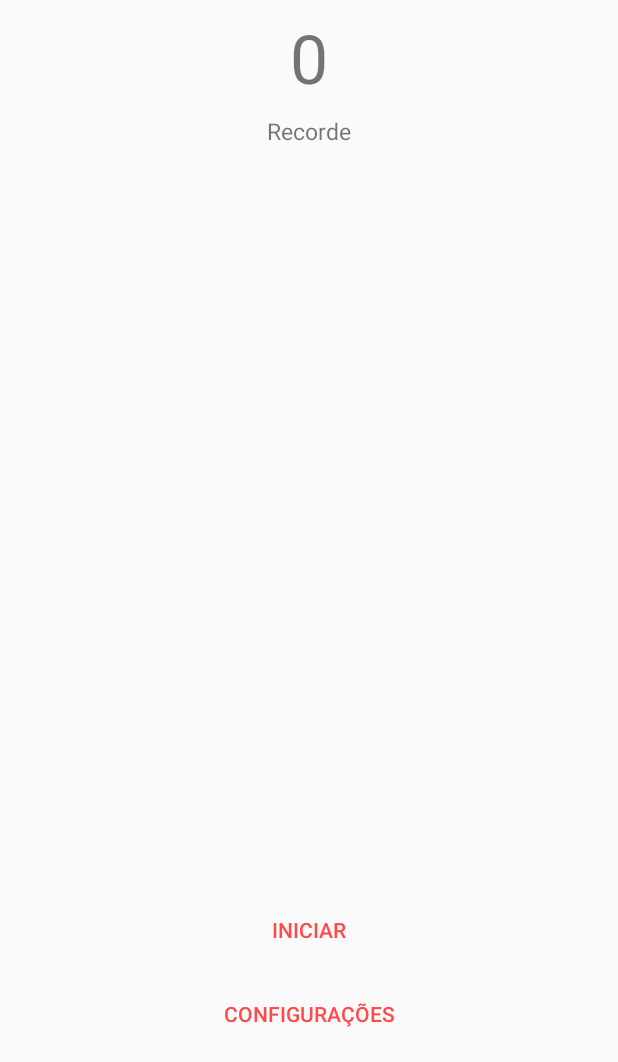
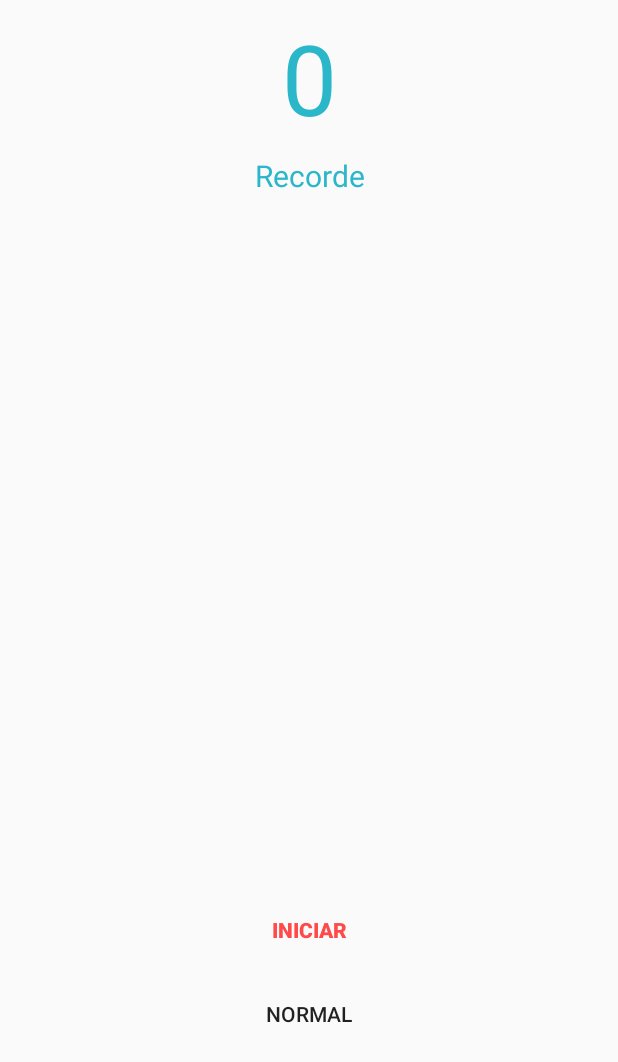
Before and after one commit to renanBarbieri/snake, an Android app: the screen it shows after launch (MainActivity), on a phone screen of 412 x 824 dp, the part 174-1236 px from its top. Run offline under Robolectric (Android 15) with nearby library versions, the phone set to English and light mode, and no system bars; our stand-ins replace Room's generated code.

Commit message:
adicionando nível de jogo

```diff
--- a/app/src/main/java/br/com/renanbarbieri/snakotlin/presentation/engine/GameEngine.kt
+++ b/app/src/main/java/br/com/renanbarbieri/snakotlin/presentation/engine/GameEngine.kt
@@ -31,7 +31,7 @@ class GameEngine(context: Context): SurfaceView(context), Runnable, GameGestureD
     // Time for verify update
     private var nextUpdateTime: Long = nowTime
 
-    private val fps: Long = 6
+    private var fps: Long = 6
     private var screenDimen: Point? = null
 
     private var currentDirection: Direction = Direction.UP
@@ -48,13 +48,14 @@ class GameEngine(context: Context): SurfaceView(context), Runnable, GameGestureD
     }
 
 
-    constructor(context: Context, screenDimen: Point,
+    constructor(context: Context, fps: Long, screenDimen: Point,
                 drawerInteractor: GameScreenDrawerInteractor.Input?,
                 gameGestureInteractor: GameGestureDirectionInteractor.Input?,
                 gameLifecycle: GameLifecycle): this(context) {
         this.map = GameMap(width = screenDimen.x, height = screenDimen.y)
         this.screenDimen = screenDimen
         this.gameLifecycle = gameLifecycle
+        this.fps = fps
         this.initInteractors(drawerInteractor, gameGestureInteractor)
     }
 
--- a/app/src/main/res/layout/activity_main.xml
+++ b/app/src/main/res/layout/activity_main.xml
@@ -4,7 +4,7 @@
     xmlns:tools="http://schemas.android.com/tools"
     android:layout_width="match_parent"
     android:layout_height="match_parent"
-    tools:context=".MainActivity">
+    tools:context=".presentation.ui.MainActivity">
 
 
     <Button
@@ -15,22 +15,22 @@
         android:layout_marginEnd="8dp"
         android:layout_marginStart="8dp"
         android:background="@android:color/transparent"
-        android:text="Iniciar"
+        android:text="@string/start"
+        android:textStyle="bold"
         android:textColor="@color/snake"
-        app:layout_constraintBottom_toTopOf="@+id/btSettings"
+        app:layout_constraintBottom_toTopOf="@+id/btLevel"
         app:layout_constraintEnd_toEndOf="parent"
         app:layout_constraintStart_toStartOf="parent" />
 
     <Button
-        android:id="@+id/btSettings"
+        android:id="@+id/btLevel"
         android:layout_width="wrap_content"
         android:layout_height="wrap_content"
         android:layout_marginBottom="8dp"
         android:layout_marginEnd="8dp"
         android:layout_marginStart="8dp"
         android:background="@android:color/transparent"
-        android:text="Configurações"
-        android:textColor="@color/snake"
+        android:text="@string/normal"
         app:layout_constraintBottom_toBottomOf="parent"
         app:layout_constraintEnd_toEndOf="parent"
         app:layout_constraintStart_toStartOf="parent" />
@@ -54,8 +54,9 @@
         android:layout_marginEnd="8dp"
         android:layout_marginStart="8dp"
         android:layout_marginTop="8dp"
+        android:textColor="@color/pallete1"
+        android:textSize="65sp"
         android:text="150"
-        android:textSize="45sp"
         app:layout_constraintEnd_toEndOf="parent"
         app:layout_constraintStart_toStartOf="parent"
         app:layout_constraintTop_toBottomOf="@+id/imageView" />
@@ -65,8 +66,9 @@
         android:layout_width="wrap_content"
         android:layout_height="wrap_content"
         android:layout_marginTop="8dp"
-        android:text="Recorde"
-        android:textSize="15sp"
+        android:text="@string/record"
+        android:textColor="@color/pallete1"
+        android:textSize="20sp"
         app:layout_constraintEnd_toEndOf="@+id/tvTopScore"
         app:layout_constraintStart_toStartOf="@+id/tvTopScore"
         app:layout_constraintTop_toBottomOf="@+id/tvTopScore" />
--- a/app/src/main/res/values/strings.xml
+++ b/app/src/main/res/values/strings.xml
@@ -2,4 +2,9 @@
     <string name="app_name">Snakotlin</string>
 
     <string name="errorWhenPausing">Desculpe, mas ocorreu um erro ao salvar seu jogo</string>
+    <string name="record">Recorde</string>
+    <string name="start">Iniciar</string>
+    <string name="easy">Fácil</string>
+    <string name="normal">Normal</string>
+    <string name="hard">Difícil</string>
 </resources>
```
Also changed, not shown: app/src/main/java/br/com/renanbarbieri/snakotlin/presentation/ui/GameActivity.kt (+27 -0 lines), app/src/main/java/br/com/renanbarbieri/snakotlin/presentation/ui/MainActivity.kt (+16 -1 lines).
